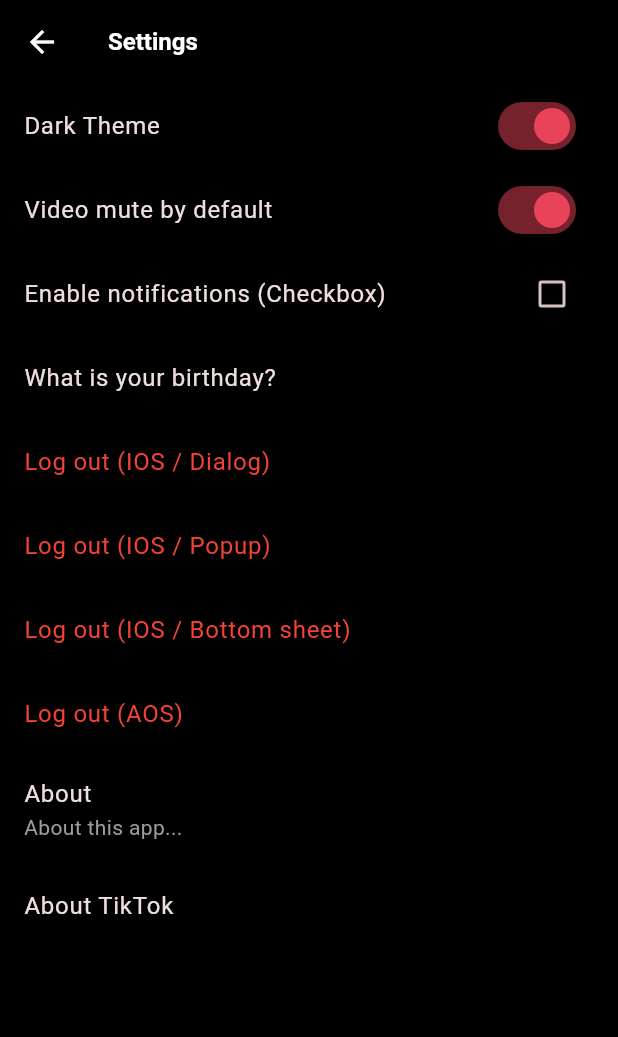
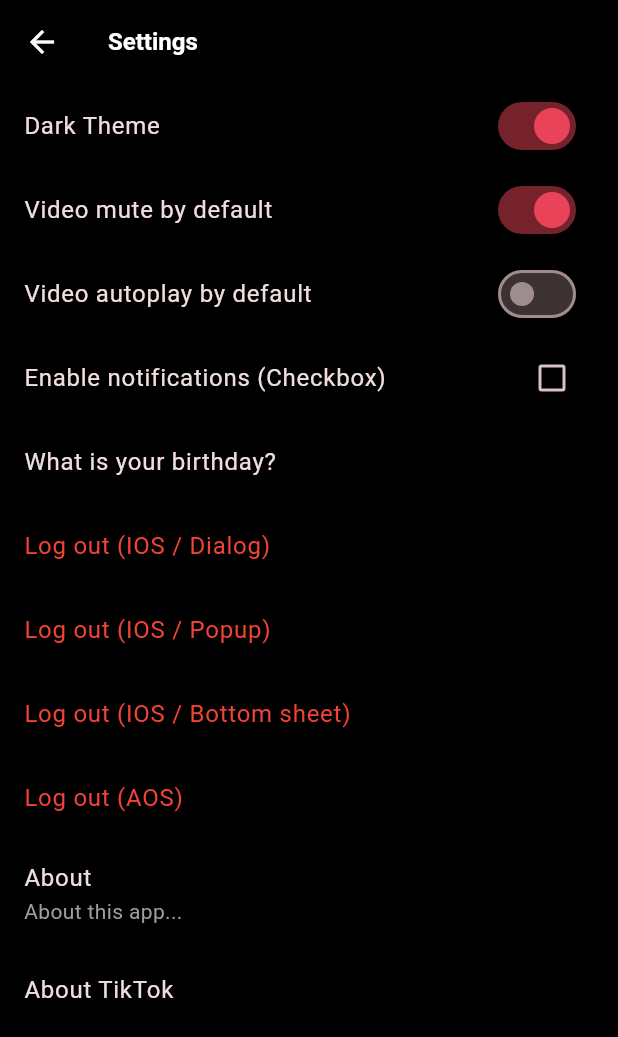
Before and after one commit to Jinwook-Song/tiktok_v2, a Flutter app: the SettingsScreen screen opened directly, on a phone screen of 412 x 824 dp. Shown: the top 1037 px of the screen. Run offline on Flutter 3.47's test engine with Material 2 defaults, Android fonts, the phone set to English and light mode, and no system bars; our stand-ins replace camera, flutter_slidable, font_awesome_flutter, gallery_saver, go_router, image_picker and 4 more; accounts and stored records are empty; network calls fail.

Commit message:
mvvm: autoplay

```diff
--- a/lib/features/settings/settings_screen.dart
+++ b/lib/features/settings/settings_screen.dart
@@ -52,6 +52,16 @@ class _SettingsScreenState extends State<SettingsScreen> {
             activeColor: Theme.of(context).primaryColor,
             title: const Text(
               'Video mute by default',
+            ),
+          ),
+          SwitchListTile.adaptive(
+            value: context.watch<VideoPlaybackConfigViewModel>().isAutoplay,
+            onChanged: (value) {
+              context.read<VideoPlaybackConfigViewModel>().setAutoplay(value);
+            },
+            activeColor: Theme.of(context).primaryColor,
+            title: const Text(
+              'Video autoplay by default',
             ),
           ),
           CheckboxListTile.adaptive(
--- a/lib/features/videos/views/widgets/video_post.dart
+++ b/lib/features/videos/views/widgets/video_post.dart
@@ -36,8 +36,10 @@ class _VideoPostState extends State<VideoPost>
 
   late AnimationController _animationController;
 
-  bool _isPaused = false;
+  late bool _isPaused =
+      !context.read<VideoPlaybackConfigViewModel>().isAutoplay;
   late bool _isMuted = context.watch<VideoPlaybackConfigViewModel>().isMuted;
+
   final _animationDuration = const Duration(milliseconds: 150);
 
   @override
@@ -46,7 +48,7 @@ class _VideoPostState extends State<VideoPost>
     _initVideoPlayer();
     _animationController = AnimationController(
       vsync: this,
-      value: 1.5, // default
+      value: 1.0, // default
       lowerBound: 1.0,
       upperBound: 1.5,
       duration: _animationDuration,
```
